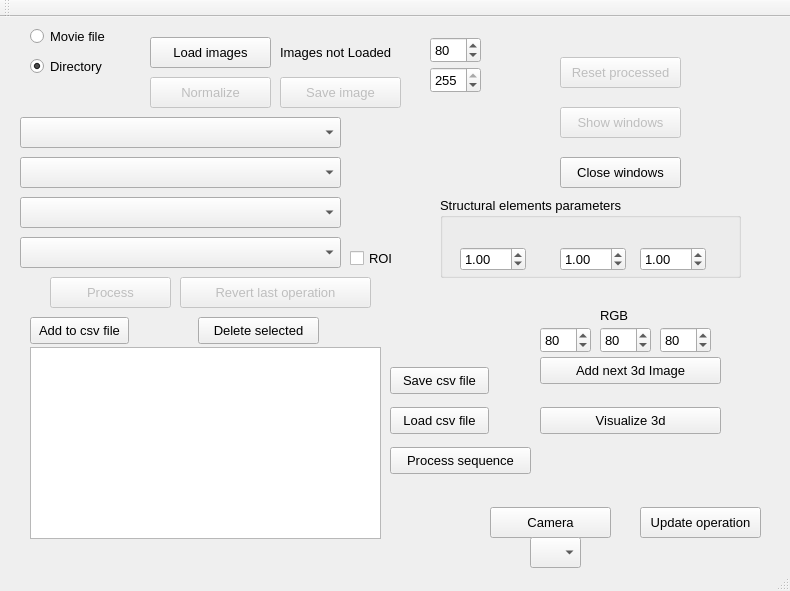
mjedros/mgr, file src/GUI/mainwindow.ui: the form before one commit.
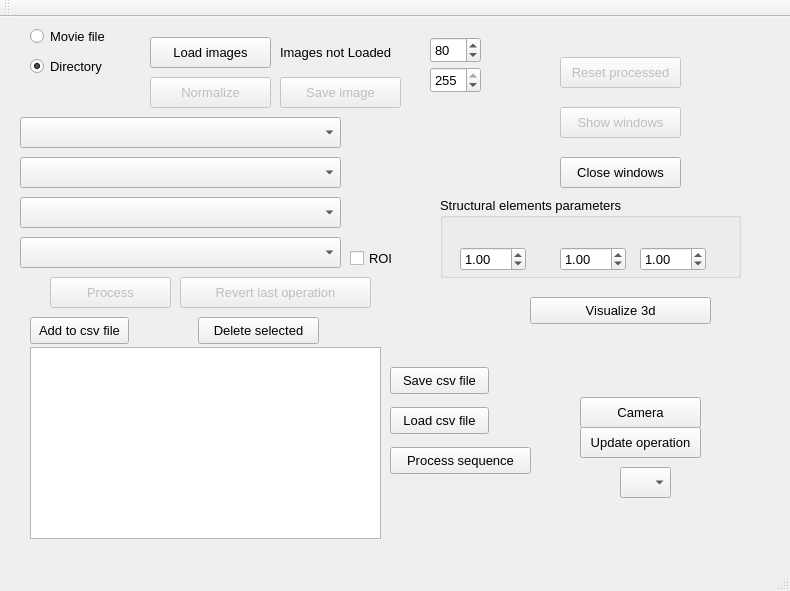
The form after the commit.

What changed in the file:
```diff
--- a/src/GUI/mainwindow.ui
+++ b/src/GUI/mainwindow.ui
@@ -358,8 +358,8 @@
    <widget class="QPushButton" name="vtkViewButton">
     <property name="geometry">
      <rect>
-      <x>540</x>
-      <y>390</y>
+      <x>530</x>
+      <y>280</y>
       <width>181</width>
       <height>27</height>
      </rect>
@@ -368,19 +368,6 @@
      <string>Visualize 3d</string>
     </property>
    </widget>
-   <widget class="QPushButton" name="addNextVTKImage">
-    <property name="geometry">
-     <rect>
-      <x>540</x>
-      <y>340</y>
-      <width>181</width>
-      <height>27</height>
-     </rect>
-    </property>
-    <property name="text">
-     <string>Add next 3d Image</string>
-    </property>
-   </widget>
    <widget class="QPushButton" name="addToCsvFile">
     <property name="geometry">
      <rect>
@@ -501,75 +488,14 @@
      <string>ROI</string>
     </property>
    </widget>
-   <widget class="QSpinBox" name="RedColor">
-    <property name="geometry">
-     <rect>
-      <x>540</x>
-      <y>310</y>
-      <width>51</width>
-      <height>26</height>
-     </rect>
-    </property>
-    <property name="maximum">
-     <number>255</number>
-    </property>
-    <property name="value">
-     <number>80</number>
-    </property>
-   </widget>
-   <widget class="QSpinBox" name="GreenColor">
-    <property name="geometry">
-     <rect>
-      <x>600</x>
-      <y>310</y>
-      <width>51</width>
-      <height>26</height>
-     </rect>
-    </property>
-    <property name="maximum">
-     <number>255</number>
-    </property>
-    <property name="value">
-     <number>80</number>
-    </property>
-   </widget>
-   <widget class="QSpinBox" name="BlueColor">
-    <property name="geometry">
-     <rect>
-      <x>660</x>
-      <y>310</y>
-      <width>51</width>
-      <height>26</height>
-     </rect>
-    </property>
-    <property name="maximum">
-     <number>255</number>
-    </property>
-    <property name="value">
-     <number>80</number>
-    </property>
-   </widget>
-   <widget class="QLabel" name="label">
-    <property name="geometry">
-     <rect>
-      <x>600</x>
-      <y>290</y>
-      <width>67</width>
-      <height>17</height>
-     </rect>
-    </property>
-    <property name="text">
-     <string>RGB</string>
-    </property>
-   </widget>
    <widget class="QPushButton" name="CameraAquisition">
     <property name="enabled">
      <bool>true</bool>
     </property>
     <property name="geometry">
      <rect>
-      <x>490</x>
-      <y>490</y>
+      <x>580</x>
+      <y>380</y>
       <width>121</width>
       <height>31</height>
      </rect>
@@ -584,8 +510,8 @@
     </property>
     <property name="geometry">
      <rect>
-      <x>640</x>
-      <y>490</y>
+      <x>580</x>
+      <y>410</y>
       <width>121</width>
       <height>31</height>
      </rect>
@@ -597,8 +523,8 @@
    <widget class="QComboBox" name="CameraDimension">
     <property name="geometry">
      <rect>
-      <x>530</x>
-      <y>520</y>
+      <x>620</x>
+      <y>450</y>
       <width>51</width>
       <height>31</height>
      </rect>
```
